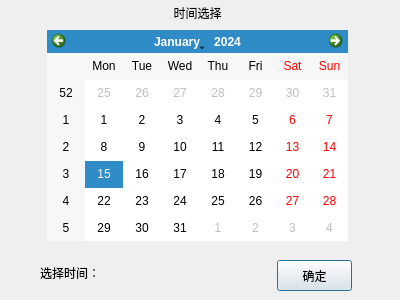
This is BusBar-Qt/logs/logcom/logcalendardlg.ui in luozhiyong131/BusBar as Qt 5 draws it before an edit. The edited form follows.
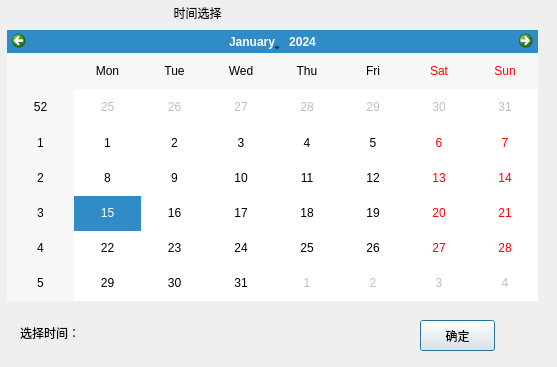
This is the edited form.

Patch:
```diff
--- a/BusBar-Qt/logs/logcom/logcalendardlg.ui
+++ b/BusBar-Qt/logs/logcom/logcalendardlg.ui
@@ -6,8 +6,8 @@
    <rect>
     <x>0</x>
     <y>0</y>
-    <width>400</width>
-    <height>300</height>
+    <width>557</width>
+    <height>367</height>
    </rect>
   </property>
   <property name="windowTitle">
@@ -32,10 +32,10 @@
   <widget class="QCalendarWidget" name="calendarWidget">
    <property name="geometry">
     <rect>
-     <x>47</x>
+     <x>7</x>
      <y>30</y>
-     <width>301</width>
-     <height>211</height>
+     <width>531</width>
+     <height>271</height>
     </rect>
    </property>
    <property name="selectionMode">
@@ -51,8 +51,8 @@
   <widget class="QPushButton" name="pushButton">
    <property name="geometry">
     <rect>
-     <x>277</x>
-     <y>260</y>
+     <x>420</x>
+     <y>320</y>
      <width>75</width>
      <height>31</height>
     </rect>
@@ -64,9 +64,9 @@
   <widget class="QLabel" name="timeLab">
    <property name="geometry">
     <rect>
-     <x>40</x>
-     <y>260</y>
-     <width>70</width>
+     <x>20</x>
+     <y>320</y>
+     <width>321</width>
      <height>25</height>
     </rect>
    </property>
```
